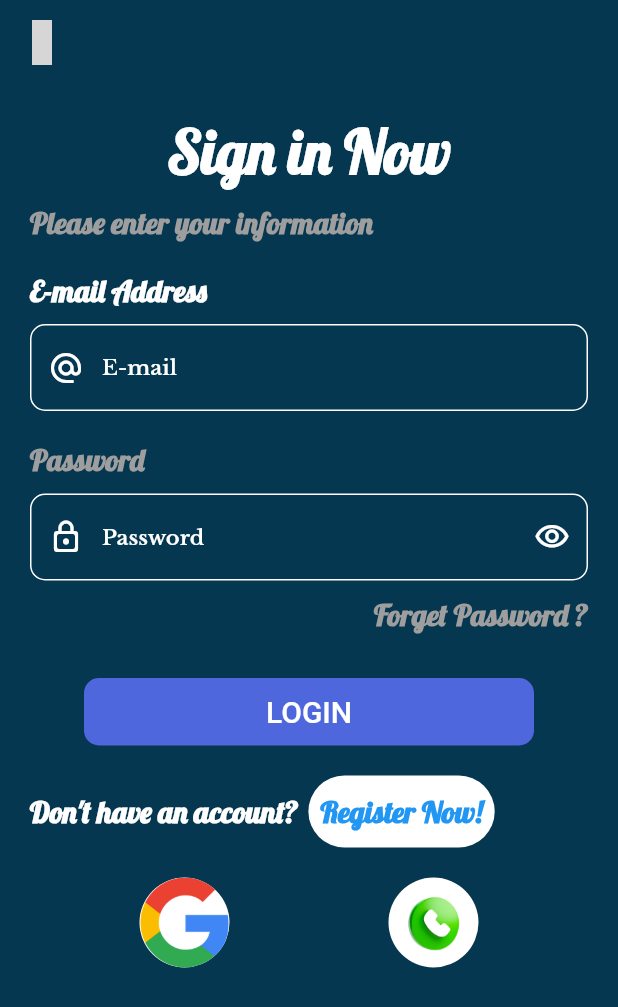
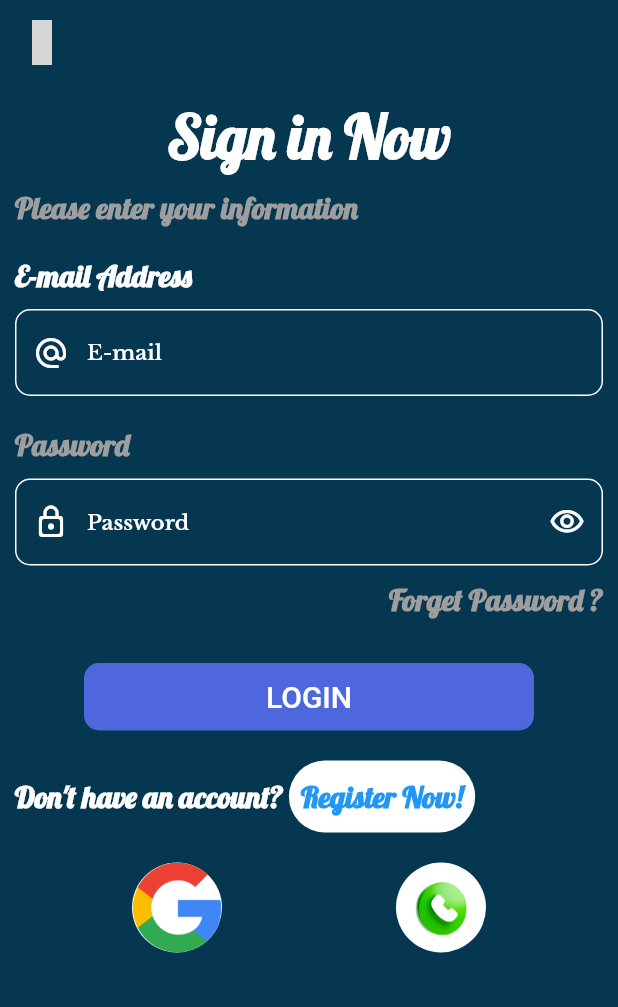
Before and after one commit to HusseinMohamed99/Socialite, a Flutter app: the screen it shows after launch, after a tap on "Sign in", on a phone screen of 412 x 824 dp. Shown: the top 1007 px of the screen. Run offline on Flutter 3.47's test engine with Material 2 defaults, Android fonts, the phone set to English and light mode, and no system bars; our stand-ins replace cloud_firestore, conditional_builder_null_safety, firebase_auth, firebase_core, firebase_storage, flutter_bloc and 12 more; missing offline and left inert: splash_screen_view; accounts and stored records are empty; network calls fail; grey boxes are pictures that could not be loaded.

Commit message:
commit1 (13/8/2022)

```diff
--- a/lib/Pages/Login/Auth_phone/OTPS.dart
+++ b/lib/Pages/Login/Auth_phone/OTPS.dart
@@ -91,7 +91,6 @@ class OTPScreenState extends State<OTPScreen> {
           Padding(
             padding: const EdgeInsets.all(20.0),
             child: Pinput(
-
               length: 6,
               defaultPinTheme: defaultPinTheme,
               controller: _pinPutController,
@@ -133,6 +132,7 @@ class OTPScreenState extends State<OTPScreen> {
               .signInWithCredential(credential)
               .then((value) async {
             if (value.user != null) {
+              SocialCubit.get(context).getUserData();
               navigateAndFinish(context,  const HomeLayout());
             }
           });
--- a/lib/Pages/Login/login_screen.dart
+++ b/lib/Pages/Login/login_screen.dart
@@ -43,8 +43,7 @@ class LoginScreen extends StatelessWidget {
         builder: (context, state) {
           var cubit = SocialCubit.get(context);
           return Scaffold(
-            backgroundColor:
-                cubit.isDark ? Colors.white : const Color(0xff063750),
+            backgroundColor: cubit.isDark ? Colors.white : const Color(0xff063750),
             appBar: AppBar(
               systemOverlayStyle: SystemUiOverlayStyle(
                 statusBarColor:
@@ -69,7 +68,7 @@ class LoginScreen extends StatelessWidget {
             ),
             body: SingleChildScrollView(
               child: Padding(
-                padding: const EdgeInsets.all(20.0),
+                padding: const EdgeInsets.all(10.0),
                 child: Form(
                   key: formKey,
                   child: Column(
@@ -195,9 +194,10 @@ class LoginScreen extends StatelessWidget {
                                                   .then((value) {
                                                 if (LoginCubit.get(context)
                                                     .isEmailVerified) {
+                                                  SocialCubit.get(context)
+                                                      .getUserData();
                                                   navigateAndFinish(context,
                                                       const HomeLayout());
-                                                  SocialCubit()..getUserData()..getPosts();
                                                 } else {
                                                   navigateTo(context,
                                                       const EmailVerificationScreen());
@@ -245,8 +245,8 @@ class LoginScreen extends StatelessWidget {
                                   ),
                                 )
                               : Container(
-                                  margin: const EdgeInsets.symmetric(
-                                      horizontal: 7),
+                                  margin:
+                                      const EdgeInsets.symmetric(horizontal: 4),
                                   decoration: BoxDecoration(
                                       color: Colors.white,
                                       borderRadius: BorderRadius.circular(40)),
--- a/lib/Pages/email_verification/email_verification_screen.dart
+++ b/lib/Pages/email_verification/email_verification_screen.dart
@@ -171,7 +171,7 @@ class EmailVerificationScreen extends StatelessWidget {
                                       SocialCubit()..getUserData()..getPosts();
                                       navigateAndFinish(
                                           context, const HomeLayout());
-                                      SocialCubit()..getUserData()..getPosts();
+                                      SocialCubit.get(context).getUserData();
                                     } else {}
                                   });
                                 },
--- a/lib/Pages/setting/settingScreen.dart
+++ b/lib/Pages/setting/settingScreen.dart
@@ -18,7 +18,10 @@ class SettingScreen extends StatelessWidget {
   @override
   Widget build(BuildContext context) {
     return BlocConsumer<SocialCubit, SocialStates>(
-      listener: (context, state) {},
+      listener: (context, state)
+      {
+
+      },
       builder: (context, state) {
         var userModel = SocialCubit.get(context).userModel!;
         var cubit = SocialCubit.get(context);
--- a/lib/main.dart
+++ b/lib/main.dart
@@ -7,6 +7,7 @@ import 'package:f_app/shared/styles/themes.dart';
 import 'package:firebase_core/firebase_core.dart';
 import 'package:flutter/material.dart';
 import 'package:flutter_bloc/flutter_bloc.dart';
+import 'package:google_fonts/google_fonts.dart';
 import 'package:splash_screen_view/SplashScreenView.dart';
 import 'shared/componnetns/constants.dart';
 import 'shared/network/cache_helper.dart';
@@ -74,20 +75,25 @@ class MyApp extends StatelessWidget {
                 ? ThemeMode.dark
                 : ThemeMode.light,
             home: SplashScreenView(
+              duration: 3500,
+              pageRouteTransition: PageRouteTransition.Normal,
               navigateRoute: startWidget,
-              duration: 5000,
               imageSize: 200,
               imageSrc: 'assets/images/s.png',
-              text: 'Social App',
+              text: 'F-APP',
               textType: TextType.ColorizeAnimationText,
-              textStyle: const TextStyle(
-                fontSize: 40.0,
+              textStyle: GoogleFonts.libreBaskerville(
+                fontSize: 50,
+                fontWeight: FontWeight.w700,
+                letterSpacing: 10
               ),
-              colors: const [
-                Colors.red,
-                Colors.deepOrange,
-                Colors.yellow,
+              colors:  [
+                SocialCubit.get(context).isDark
+                    ? Colors.black
+                    : Colors.white ,
+                Colors.deepOrangeAccent,
                 Colors.redAccent,
+                Colors.green,
               ],
               backgroundColor: SocialCubit.get(context).isDark
                   ? Colors.white
```
Also changed, not shown: lib/layout/Home/home_layout.dart (+54 -1 lines).
